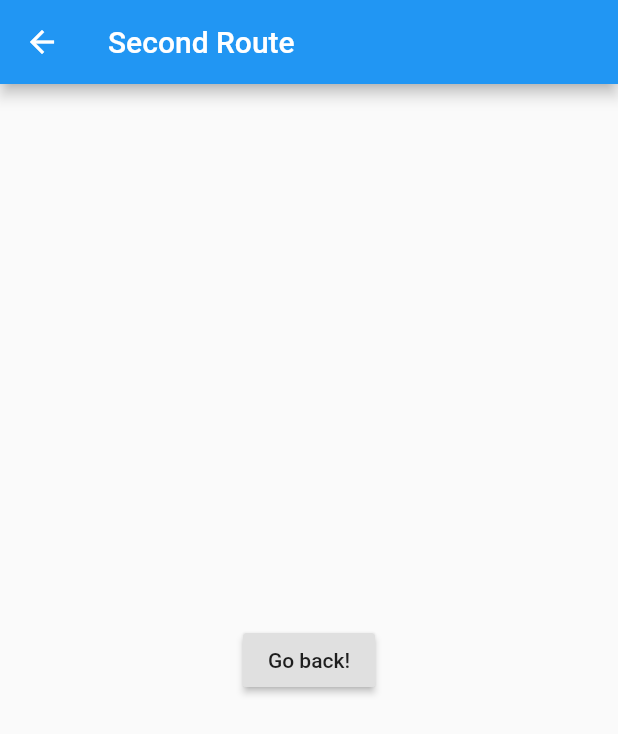
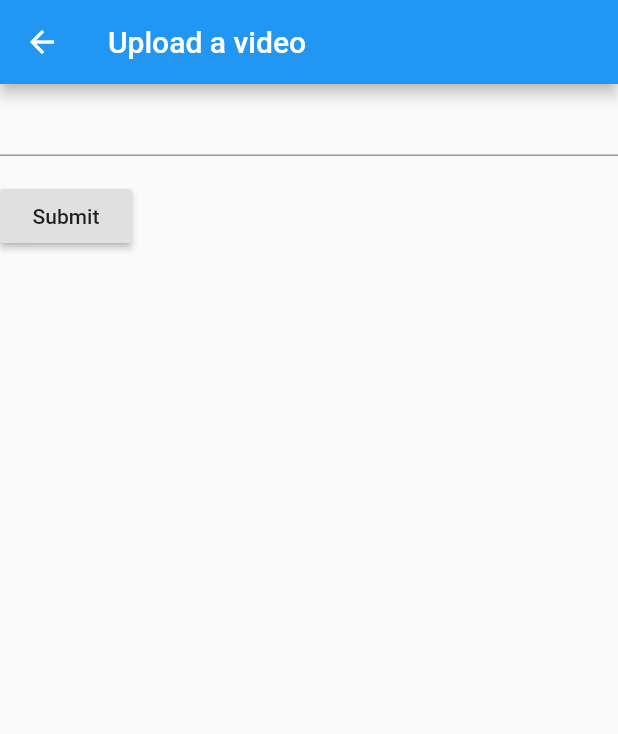
Before and after one commit to VarunBhandia/vorpy_flutter_video_app, a Flutter app: the screen it shows after launch, after a tap on the "add" icon, on a phone screen of 412 x 824 dp. Shown: the top 734 px of the screen. Run offline on Flutter 3.47's test engine with Material 2 defaults, Android fonts, the phone set to English and light mode, and no system bars.

```diff
--- a/lib/main.dart
+++ b/lib/main.dart
@@ -60,7 +60,7 @@ class _MyHomePageState extends State<MyHomePage> {
         onPressed: () {
           Navigator.push(
             context,
-            MaterialPageRoute(builder: (context) => SecondRoute()),
+            MaterialPageRoute(builder: (context) => UploadVideoRoute()),
           );
         },
         tooltip: 'Increment',
@@ -69,21 +69,69 @@ class _MyHomePageState extends State<MyHomePage> {
     );
   }
 }
-class SecondRoute extends StatelessWidget {
+class UploadVideoRoute extends StatelessWidget {
   @override
   Widget build(BuildContext context) {
     return Scaffold(
       appBar: AppBar(
-        title: Text("Second Route"),
+        title: Text("Upload a video"),
       ),
       body: Center(
-        child: RaisedButton(
-          onPressed: () {
-            Navigator.pop(context);
-          },
-          child: Text('Go back!'),
-        ),
+        child: UploadVideoForm(),
       ),
     );
   }
 }
+
+class UploadVideoForm extends StatefulWidget {
+  @override
+  UploadVideoFormState createState() {
+    return UploadVideoFormState();
+  }
+}
+
+// This class holds data related to the form.
+class UploadVideoFormState extends State<UploadVideoForm> {
+  // Create a global key that uniquely identifies the Form widget
+  // and allows validation of the form.
+  //
+  // Note: This is a GlobalKey<FormState>,
+  // not a GlobalKey<MyCustomFormState>.
+  final _formKey = GlobalKey<FormState>();
+
+  @override
+  Widget build(BuildContext context) {
+    // Build a Form widget using the _formKey created above.
+    return Form(
+      key: _formKey,
+      child: Column(
+        crossAxisAlignment: CrossAxisAlignment.start,
+        children: <Widget>[
+          TextFormField(
+            validator: (value) {
+              if (value.isEmpty) {
+                return 'Please enter some text';
+              }
+              return null;
+            },
+          ),
+          Padding(
+            padding: const EdgeInsets.symmetric(vertical: 16.0),
+            child: RaisedButton(
+              onPressed: () {
+                // Validate returns true if the form is valid, or false
+                // otherwise.
+                if (_formKey.currentState.validate()) {
+                  // If the form is valid, display a Snackbar.
+                  Scaffold.of(context)
+                      .showSnackBar(SnackBar(content: Text('Processing Data')));
+                }
+              },
+              child: Text('Submit'),
+            ),
+          ),
+        ],
+      ),
+    );
+  }
+}
```
